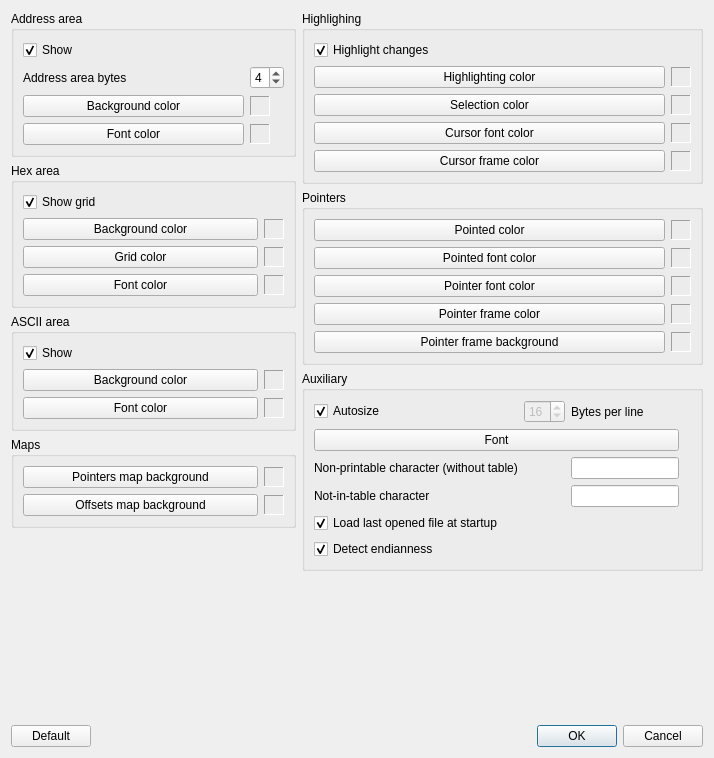
Old version of the form src/optionsdialog.ui in the repository road-t/RTHextion.
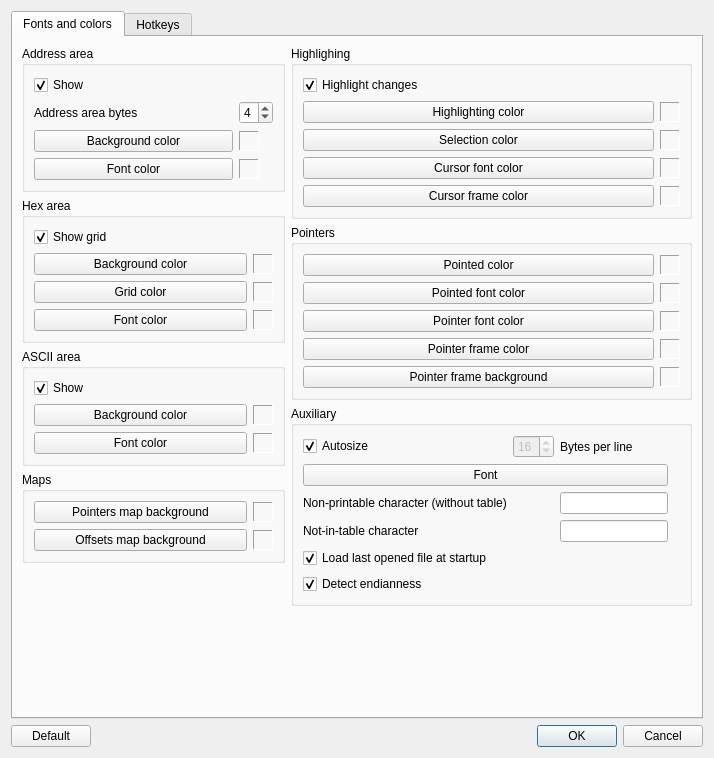
New version of the form.

Commit message: Customizable hotkeys settings added

Diff of the .ui file:
```diff
--- a/src/optionsdialog.ui
+++ b/src/optionsdialog.ui
@@ -21,7 +21,12 @@
   </property>
   <layout class="QVBoxLayout" name="verticalLayout">
    <item>
-    <layout class="QHBoxLayout" name="horizontalLayout_columns">
+    <widget class="QTabWidget" name="tabWidget">
+     <widget class="QWidget" name="pageFontsColors">
+      <attribute name="title">
+       <string>Fonts and colors</string>
+      </attribute>
+      <layout class="QHBoxLayout" name="hl_fontscolors">
      <item>
       <layout class="QVBoxLayout" name="verticalLayout_left">
        <item>
@@ -1011,7 +1016,14 @@
        </item>
       </layout>
      </item>
-    </layout>
+      </layout>
+     </widget>
+     <widget class="QWidget" name="pageHotkeys">
+      <attribute name="title">
+       <string>Hotkeys</string>
+      </attribute>
+     </widget>
+    </widget>
    </item>
    <item>
     <layout class="QHBoxLayout" name="horizontalLayout_buttons">
```
The commit also changes 11 other files.
